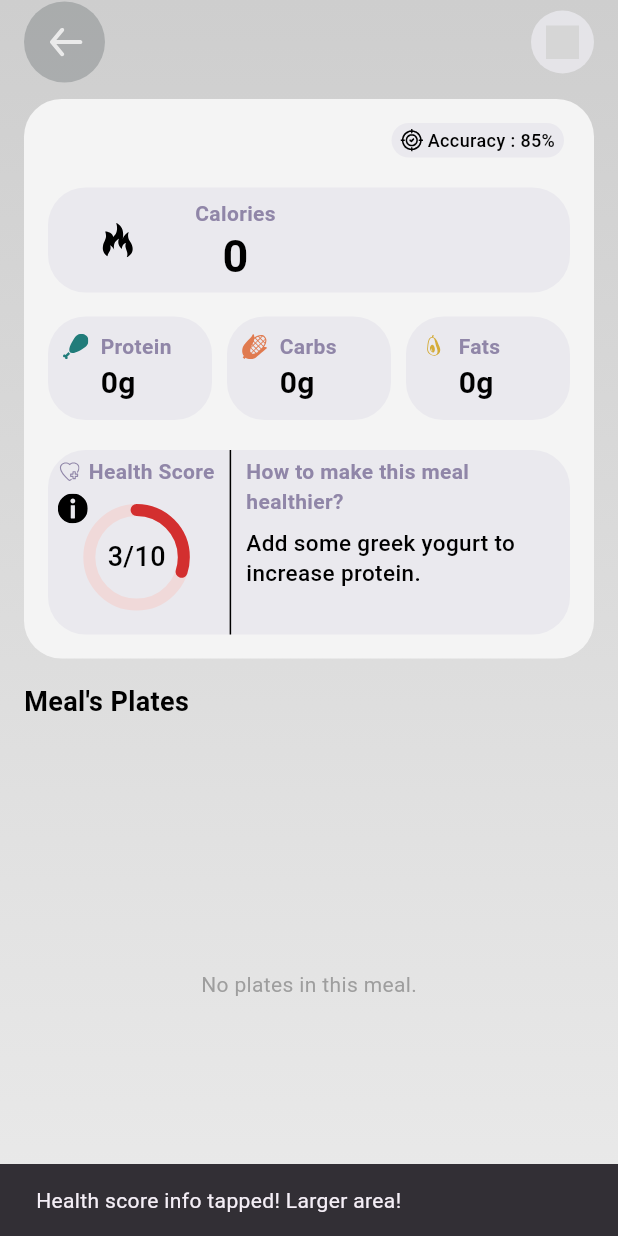
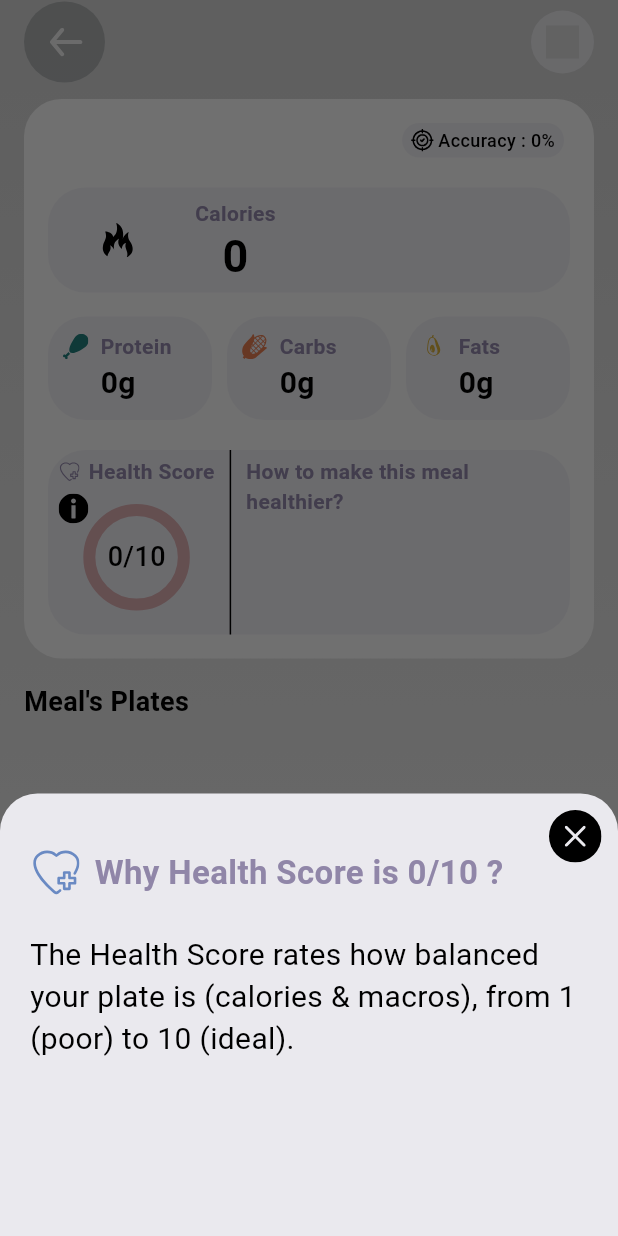
Before and after one commit to DavideDDB23/PlatePal, a Flutter app: the MealDetailScreen screen opened directly with empty values, after a tap on an icon or button, on a phone screen of 412 x 824 dp. Run offline on Flutter 3.47's test engine with Material 3 defaults, Android fonts, the light colour scheme and no system bars; our stand-ins replace flutter_svg; Roboto replaces fonts that are missing (SFProDisplay); grey boxes are pictures that could not be loaded.

Commit message:
yesterday done

```diff
--- a/lib/models/meal_model.dart
+++ b/lib/models/meal_model.dart
@@ -9,15 +9,17 @@
   final int accuracyPercentage; // e.g., 85
   final int healthScore; // e.g., 3 for 3/10
   final String healthTip;
+  final String explainationHealth;
 
   Meal({
     String? id,
     required this.name,
     required this.plates,
     required this.time,
-    this.accuracyPercentage = 85, // Default value
-    this.healthScore = 3,         // Default value
-    this.healthTip = "Add some greek yogurt to increase protein.", // Default
+    required this.accuracyPercentage,
+    required this.healthScore,
+    required this.healthTip,
+    required this.explainationHealth
   }) : id = id ?? const Uuid().v4();
 
   // Calculated properties
--- a/lib/screens/home_screen.dart
+++ b/lib/screens/home_screen.dart
@@ -19,8 +19,7 @@
   String _selectedDay = 'Today';
   late ScrollController _scrollController;
 
-  final List<Meal> _todayMeals = [
-  ];
+  final List<Meal> _todayMeals = [];
 
   final List<Meal> _yesterdayMeals = [
     Meal(
@@ -33,25 +32,41 @@
         Plate(
           name: 'Pancake Stack',
           imageUrl: 'assets/images/pancake.png',
-        calories: 780, proteinGrams: 28, carbsGrams: 120, fatsGrams: 35
+          calories: 780,
+          proteinGrams: 28,
+          carbsGrams: 120,
+          fatsGrams: 35,
         ),
         Plate(
           name: 'Side of Berries',
           imageUrl: 'assets/images/pancake.png',
-        calories: 45, proteinGrams: 2, carbsGrams: 10, fatsGrams: 5
+          calories: 45,
+          proteinGrams: 2,
+          carbsGrams: 10,
+          fatsGrams: 5,
         ),
       ],
+      explainationHealth:
+          "This meal got 5/10 because is unbalanced, it is too high in carbs and fats and low in protein.",
     ),
     Meal(
       name: 'Fattoush Salad',
       time: '12:57',
+      accuracyPercentage: 90,
+      healthScore: 5,
+      healthTip: "Use whole wheat flour for more fiber.",
       plates: [
         Plate(
           name: 'Fattoush Salad',
           imageUrl: 'assets/images/pancake.png',
-        calories: 153, proteinGrams: 12, carbsGrams: 12, fatsGrams: 12
+          calories: 153,
+          proteinGrams: 12,
+          carbsGrams: 12,
+          fatsGrams: 12,
         ),
       ],
+      explainationHealth:
+          "This meal got 3/10 because is unbalanced, it is too high in carbs and fats and low in protein.",
     ),
   ];
 
@@ -85,7 +100,6 @@
     _fatsGrams = meals.fold(0, (sum, item) => sum + item.totalFatsGrams);
   }
 
-
   @override
   Widget build(BuildContext context) {
     const Color gradientStart = AppColors.backgroundGradientStart;
@@ -104,7 +118,9 @@
               height: 31,
               width: 31,
               colorFilter: const ColorFilter.mode(
-                  AppColors.primaryText, BlendMode.srcIn),
+                AppColors.primaryText,
+                BlendMode.srcIn,
+              ),
             ),
             const SizedBox(width: 8),
             const Text(
@@ -125,7 +141,8 @@
           statusBarBrightness: Brightness.light,
         ),
       ),
-      body: Container( // Wrap body with Container for the main background gradient
+      body: Container(
+        // Wrap body with Container for the main background gradient
         decoration: const BoxDecoration(
           gradient: LinearGradient(
             colors: [gradientStart, gradientEnd],
@@ -147,17 +164,22 @@
                 ),
                 _buildLoggedMealsTitle(),
                 Expanded(
-                  child: Stack( // Stack for list and bottom fade gradient
+                  child: Stack(
+                    // Stack for list and bottom fade gradient
                     children: [
                       _buildMealListView(),
-                      _selectedDay == "Today" ? _buildBottomFadeGradientToday(gradientEnd) : _buildBottomFadeGradientYesterday(gradientEnd),
+                      _selectedDay == "Today"
+                          ? _buildBottomFadeGradientToday(gradientEnd)
+                          : _buildBottomFadeGradientYesterday(gradientEnd),
                     ],
                   ),
                 ),
               ],
             ),
 
-            _selectedDay == "Today" ? _buildFloatingActionButton() : const SizedBox.shrink(),
+            _selectedDay == "Today"
+                ? _buildFloatingActionButton()
+                : const SizedBox.shrink(),
           ],
         ),
       ),
@@ -169,7 +191,8 @@
       bottom: 0,
       left: 0,
       right: 0,
-      child: IgnorePointer( // Makes the gradient non-interactive
+      child: IgnorePointer(
+        // Makes the gradient non-interactive
         child: Container(
           height: 130.0, // Adjust height of the fade effect
           decoration: BoxDecoration(
@@ -195,7 +218,8 @@
       bottom: 0,
       left: 0,
       right: 0,
-      child: IgnorePointer( // Makes the gradient non-interactive
+      child: IgnorePointer(
+        // Makes the gradient non-interactive
         child: Container(
           height: 60.0, // Adjust height of the fade effect
           decoration: BoxDecoration(
@@ -213,7 +237,6 @@
       ),
     );
   }
-
 
   Widget _buildDaySelector() {
     return Padding(
@@ -278,7 +301,8 @@
         style: TextStyle(
           fontSize: 18,
           fontWeight: FontWeight.w700,
-            color: AppColors.primaryText),
+          color: AppColors.primaryText,
+        ),
       ),
     );
   }
@@ -290,7 +314,9 @@
       if (todayIndex != -1) {
         _todayMeals[todayIndex] = updatedMeal;
       } else {
-        int yesterdayIndex = _yesterdayMeals.indexWhere((m) => m.id == updatedMeal.id);
+        int yesterdayIndex = _yesterdayMeals.indexWhere(
+          (m) => m.id == updatedMeal.id,
+        );
         if (yesterdayIndex != -1) {
           _yesterdayMeals[yesterdayIndex] = updatedMeal;
         }
@@ -309,7 +335,8 @@
 
   Widget _buildMealListView() {
     if (_currentLoggedMeals.isEmpty) {
-      return Align( // Use Align instead of Center
+      return Align(
+        // Use Align instead of Center
         alignment: const Alignment(0.0, -0.5),
         child: Padding(
           padding: const EdgeInsets.symmetric(horizontal: 16.0),
@@ -327,12 +354,14 @@
       itemCount: _currentLoggedMeals.length,
       itemBuilder: (context, index) {
         final meal = _currentLoggedMeals[index];
-        return GestureDetector( // Add GestureDetector here
+        return GestureDetector(
+          // Add GestureDetector here
           onTap: () async {
             Navigator.push(
               context,
               MaterialPageRoute(
-                builder: (context) => MealDetailScreen(
+                builder:
+                    (context) => MealDetailScreen(
                       initialMeal: meal,
                       onMealUpdated: _handleMealUpdated,
                       onMealDeleted: _handleMealDeletedFromDetailScreen,
@@ -365,9 +394,11 @@
             foregroundColor: Colors.white,
             elevation: 3.0,
             shape: const CircleBorder(),
-            child: SvgPicture.asset("assets/icons/camera.svg", // Make sure this icon exists
+            child: SvgPicture.asset(
+              "assets/icons/camera.svg", // Make sure this icon exists
               width: 40,
-                height: 40),
+              height: 40,
+            ),
           ),
         ),
       ),
--- a/lib/screens/meal_detail_screen.dart
+++ b/lib/screens/meal_detail_screen.dart
@@ -15,7 +15,6 @@
   @override
   void paint(Canvas canvas, Size size) {
     final center = Offset(size.width / 2, size.height / 2);
-    // Radius should be small enough to leave space for the 'i' icon if it's outside
     final radius =
         size.width / 2 * 0.9; // Adjusted for a potentially tighter fit
     const strokeWidth = 8.0; // Slightly thicker than before to match image
@@ -23,7 +22,7 @@
     // Background Arc (light pinkish/grey)
     Paint backgroundPaint =
         Paint()
-          ..color = const Color(0xFFF0D9D9) // Light pinkish grey from image
+          ..color = Color.fromRGBO(180, 29, 29, 0.3)
           ..style = PaintingStyle.stroke
           ..strokeWidth = strokeWidth;
     canvas.drawCircle(center, radius, backgroundPaint);
@@ -31,18 +30,11 @@
     // Foreground Arc (Progress)
     Color progressColor;
     if (healthScore <= 5) {
-      progressColor = const Color(0xFFD32F2F); // Darker Red from image
+      progressColor = Color.fromRGBO(180, 29, 29, 1);
     } else if (healthScore <= 8) {
-      // You might need a specific color for 6-8 if it's different in your design.
-      // For now, let's assume it transitions or uses a mid-tier color.
-      // If the image only shows red, then we might not need this middle segment.
-      // Let's use orange as a placeholder for 6-8, adjust if needed.
-      progressColor =
-          Colors
-              .orangeAccent; // Placeholder - adjust if design has a specific color
+      progressColor = Color.fromRGBO(255, 104, 30, 1);
     } else {
-      // Assuming green for 9-10, adjust if different
-      progressColor = AppColors.proteinColor; // Or a specific green
+      progressColor = AppColors.fatsColor;
     }
 
     Paint foregroundPaint =
@@ -99,6 +91,7 @@
       healthScore: widget.initialMeal.healthScore,
       healthTip: widget.initialMeal.healthTip,
       plates: List<Plate>.from(widget.initialMeal.plates),
+      explainationHealth: widget.initialMeal.explainationHealth,
     );
   }
 
@@ -116,6 +109,103 @@
     } else if (mealWasModified) {
       setState(() {});
     }
+  }
+
+  void _showHealthScoreInfoSheet(BuildContext context) {
+    showModalBottomSheet(
+      context: context,
+      isScrollControlled: true,
+      backgroundColor: AppColors.cardBackground,
+      shape: const RoundedRectangleBorder(
+        borderRadius: BorderRadius.vertical(top: Radius.circular(25.0)),
+      ),
+      builder: (BuildContext bContext) {
+        return Padding(
+          padding: const EdgeInsets.only(
+            top: 10,
+            left: 20,
+            right: 20,
+            bottom: 20,
+          ),
+          child: Stack(
+            clipBehavior: Clip.none,
+            children: [
+              Column(
+                mainAxisSize: MainAxisSize.min,
+                crossAxisAlignment: CrossAxisAlignment.start,
+                children: <Widget>[
+                  const SizedBox(height: 25),
+
+                  Row(
+                    crossAxisAlignment: CrossAxisAlignment.end,
+                    children: [
+                      SvgPicture.asset(
+                        "assets/icons/health.svg",
+                        width: 33,
+                        height: 33,
+                      ),
+                      const SizedBox(width: 10),
+                      Expanded(
+                        child: Text(
+                          "Why Health Score is ${_currentMeal.healthScore}/10 ?",
+                          style: TextStyle(
+                            fontSize: 22,
+                            fontWeight: FontWeight.w600,
+                            color: AppColors.caloriesColorNutrients,
+                          ),
+                        ),
+                      ),
+                    ],
+                  ),
+                  const SizedBox(height: 25), // Increased spacing
+                  Text(
+                    "The Health Score rates how balanced your plate is (calories & macros), from 1 (poor) to 10 (ideal).",
+                    style: TextStyle(
+                      fontSize: 20,
+                      color: AppColors.primaryText,
+                      height: 1.4,
+                    ),
+                  ),
+                  const SizedBox(height: 30), // Adjusted spacing
+                  Text(
+                    _currentMeal.explainationHealth,
+                    style: TextStyle(
+                      fontSize: 20,
+                      color: AppColors.primaryText,
+                      height: 1.4,
+                    ),
+                  ),
+                  const SizedBox(height: 40),
+                ],
+              ),
+
+              // Positioned X button
+              Positioned(
+                top: -5,
+                right: -15,
+                child: Material(
+                  color: Colors.transparent,
+                  child: InkWell(
+                    customBorder: const CircleBorder(),
+                    onTap: () {
+                      Navigator.pop(bContext);
+                    },
+                    child: Container(
+                      padding: const EdgeInsets.all(6),
+                      child: SvgPicture.asset(
+                        'assets/icons/close.svg',
+                        width: 35,
+                        height: 35,
+                      ),
+                    ),
+                  ),
+                ),
+              ),
+            ],
+          ),
+        );
+      },
+    );
   }
 
   @override
@@ -483,11 +573,13 @@
       height: 123,
       decoration: BoxDecoration(
         color: AppColors.cardBackground,
-        borderRadius: BorderRadius.circular(25), // Rounded corners of the card
+        borderRadius: BorderRadius.circular(25),
       ),
-      child: Row(
-        crossAxisAlignment:
-            CrossAxisAlignment.start, // Align children to the top of the Row
+      child: Stack(
+        children: [
+          // Main content row
+          Row(
+            crossAxisAlignment: CrossAxisAlignment.start,
             children: [
               Padding(
                 padding: EdgeInsets.only(top: 4, left: 7),
@@ -499,7 +591,7 @@
                       mainAxisAlignment: MainAxisAlignment.center,
                       children: [
                         SvgPicture.asset(
-                      'assets/icons/health.svg', // Your custom health icon
+                          'assets/icons/health.svg',
                           colorFilter: const ColorFilter.mode(
                             AppColors.caloriesColorNutrients,
                             BlendMode.srcIn,
@@ -523,52 +615,22 @@
                       width: 75,
                       height: 75,
                       child: Stack(
-                    clipBehavior: Clip.none,
                         alignment: Alignment.center,
                         children: [
                           CustomPaint(
-                        size: const Size(70, 70), // Match SizedBox
+                            size: const Size(70, 70),
                             painter: HealthScorePainter(
-                          healthScore:
-                              _currentMeal.healthScore, // Pass actual score
+                              healthScore: _currentMeal.healthScore,
                               maxScore: 10,
                             ),
                           ),
-                      // Text "3/10" inside the circle
+                          // Score text inside the circle
                           Text(
                             "${_currentMeal.healthScore}/10",
                             style: const TextStyle(
-                          fontSize: 18, // Larger font for score
+                              fontSize: 18,
                               fontWeight: FontWeight.w500,
                               color: AppColors.primaryText,
-                        ),
-                      ),
-                      Positioned(
-                        top: -25,
-                        left: -35,
-                        child: InkWell(
-                          onTap: () {
-                            ScaffoldMessenger.of(context).showSnackBar(
-                              const SnackBar(
-                                content: Text(
-                                  "Health score info tapped! Larger area!",
-                                ),
-                              ),
-                            );
-                          },
-                          child: Container(
-                            padding: const EdgeInsets.only(
-                              right:30,
-                              top:20,
-                              bottom: 20,
-                              left: 20
-                            ), // Increase tappable area
-                            child: SvgPicture.asset(
-                              'assets/icons/info.svg', // Ensure this path is correct
-                              width: 20,
-                              height: 20,
-                            ),
-                          ),
                             ),
                           ),
                         ],
@@ -580,7 +642,7 @@
               // Vertical Divider
               Container(
                 width: 1,
-            color: AppColors.primaryText, // Lighter divider color
+                color: AppColors.primaryText,
                 margin: const EdgeInsets.symmetric(horizontal: 10),
               ),
               // Right: Tip
@@ -604,10 +666,10 @@
                       Text(
                         _currentMeal.healthTip,
                         style: const TextStyle(
-                      fontSize: 15, // Slightly larger tip text
+                          fontSize: 15,
                           color: AppColors.primaryText,
                           fontWeight: FontWeight.w500,
-                      height: 1.3, // Adjust line height for readability
+                          height: 1.3,
                         ),
                         maxLines: 3,
                         overflow: TextOverflow.ellipsis,
@@ -618,6 +680,28 @@
               ),
             ],
           ),
+          // Independent info button positioned absolutely
+          Positioned(
+            top: 4,
+            left: -18,
+            child: GestureDetector(
+                onTap: () {
+                  _showHealthScoreInfoSheet(context);
+                },
+                child: Container(
+                  width: 70,
+                  height: 70,
+                  padding: const EdgeInsets.all(25), // Centers the icon
+                  child: SvgPicture.asset(
+                    'assets/icons/info.svg',
+                    width: 20,
+                    height: 20,
+                  ),
+                ),
+            ),
+          ),
+        ],
+      ),
     );
   }
 }
```
Also changed, not shown: assets/icons/close.svg (added). Lines whose indentation alone changed are shown as unchanged.
